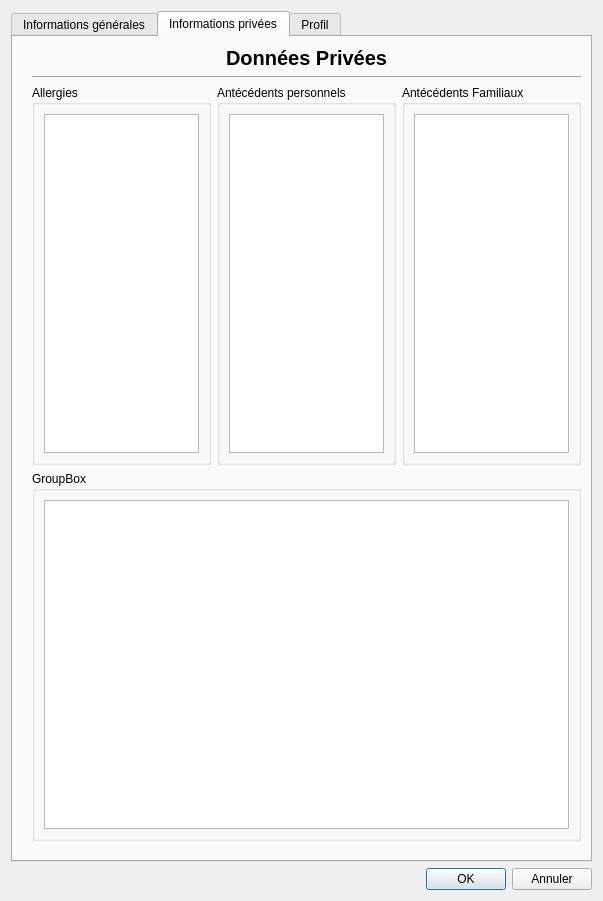
Qt form gui/infoprofilgui.ui (snake-92/carnetMedicalNumerique-V2) before a commit.
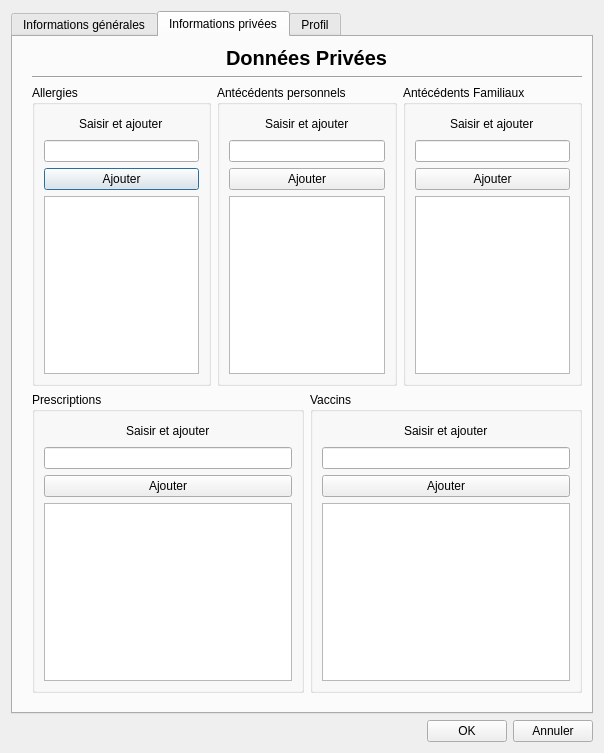
The same form after that commit.

Commit message: ajout des getter et setter dans ProfilPrive et amelioration des la prise de donnees privé sur l'interface

```diff
--- a/gui/infoprofilgui.ui
+++ b/gui/infoprofilgui.ui
@@ -6,8 +6,8 @@
    <rect>
     <x>0</x>
     <y>0</y>
-    <width>603</width>
-    <height>901</height>
+    <width>604</width>
+    <height>735</height>
    </rect>
   </property>
   <property name="windowTitle">
@@ -834,7 +834,65 @@
               <item>
                <layout class="QVBoxLayout" name="verticalLayout_18">
                 <item>
-                 <widget class="QPlainTextEdit" name="plainTextEdit"/>
+                 <layout class="QHBoxLayout" name="horizontalLayout_48">
+                  <property name="topMargin">
+                   <number>0</number>
+                  </property>
+                  <item>
+                   <spacer name="horizontalSpacer_25">
+                    <property name="orientation">
+                     <enum>Qt::Horizontal</enum>
+                    </property>
+                    <property name="sizeHint" stdset="0">
+                     <size>
+                      <width>40</width>
+                      <height>20</height>
+                     </size>
+                    </property>
+                   </spacer>
+                  </item>
+                  <item>
+                   <widget class="QLabel" name="label_17">
+                    <property name="text">
+                     <string>Saisir et ajouter</string>
+                    </property>
+                   </widget>
+                  </item>
+                  <item>
+                   <spacer name="horizontalSpacer_24">
+                    <property name="orientation">
+                     <enum>Qt::Horizontal</enum>
+                    </property>
+                    <property name="sizeHint" stdset="0">
+                     <size>
+                      <width>40</width>
+                      <height>20</height>
+                     </size>
+                    </property>
+                   </spacer>
+                  </item>
+                 </layout>
+                </item>
+                <item>
+                 <layout class="QHBoxLayout" name="horizontalLayout_42">
+                  <item>
+                   <widget class="QLineEdit" name="lineEdit_allergie"/>
+                  </item>
+                 </layout>
+                </item>
+                <item>
+                 <widget class="QPushButton" name="pushButton_allergie">
+                  <property name="text">
+                   <string>Ajouter</string>
+                  </property>
+                 </widget>
+                </item>
+                <item>
+                 <layout class="QHBoxLayout" name="horizontalLayout_43">
+                  <item>
+                   <widget class="QListView" name="listView_allergie"/>
+                  </item>
+                 </layout>
                 </item>
                </layout>
               </item>
@@ -850,7 +908,65 @@
               <item>
                <layout class="QVBoxLayout" name="verticalLayout_19">
                 <item>
-                 <widget class="QPlainTextEdit" name="plainTextEdit_2"/>
+                 <layout class="QHBoxLayout" name="horizontalLayout_49">
+                  <property name="topMargin">
+                   <number>0</number>
+                  </property>
+                  <item>
+                   <spacer name="horizontalSpacer_26">
+                    <property name="orientation">
+                     <enum>Qt::Horizontal</enum>
+                    </property>
+                    <property name="sizeHint" stdset="0">
+                     <size>
+                      <width>40</width>
+                      <height>20</height>
+                     </size>
+                    </property>
+                   </spacer>
+                  </item>
+                  <item>
+                   <widget class="QLabel" name="label_18">
+                    <property name="text">
+                     <string>Saisir et ajouter</string>
+                    </property>
+                   </widget>
+                  </item>
+                  <item>
+                   <spacer name="horizontalSpacer_27">
+                    <property name="orientation">
+                     <enum>Qt::Horizontal</enum>
+                    </property>
+                    <property name="sizeHint" stdset="0">
+                     <size>
+                      <width>40</width>
+                      <height>20</height>
+                     </size>
+                    </property>
+                   </spacer>
+                  </item>
+                 </layout>
+                </item>
+                <item>
+                 <layout class="QHBoxLayout" name="horizontalLayout_44">
+                  <item>
+                   <widget class="QLineEdit" name="lineEdit_antPerso"/>
+                  </item>
+                 </layout>
+                </item>
+                <item>
+                 <widget class="QPushButton" name="pushButton_AntecedentPerso">
+                  <property name="text">
+                   <string>Ajouter</string>
+                  </property>
+                 </widget>
+                </item>
+                <item>
+                 <layout class="QHBoxLayout" name="horizontalLayout_45">
+                  <item>
+                   <widget class="QListView" name="listView_antPerso"/>
+                  </item>
+                 </layout>
                 </item>
                </layout>
               </item>
@@ -866,7 +982,65 @@
               <item>
                <layout class="QVBoxLayout" name="verticalLayout_20">
                 <item>
-                 <widget class="QPlainTextEdit" name="plainTextEdit_3"/>
+                 <layout class="QHBoxLayout" name="horizontalLayout_50">
+                  <property name="topMargin">
+                   <number>0</number>
+                  </property>
+                  <item>
+                   <spacer name="horizontalSpacer_28">
+                    <property name="orientation">
+                     <enum>Qt::Horizontal</enum>
+                    </property>
+                    <property name="sizeHint" stdset="0">
+                     <size>
+                      <width>40</width>
+                      <height>20</height>
+                     </size>
+                    </property>
+                   </spacer>
+                  </item>
+                  <item>
+                   <widget class="QLabel" name="label_19">
+                    <property name="text">
+                     <string>Saisir et ajouter</string>
+                    </property>
+                   </widget>
+                  </item>
+                  <item>
+                   <spacer name="horizontalSpacer_29">
+                    <property name="orientation">
+                     <enum>Qt::Horizontal</enum>
+                    </property>
+                    <property name="sizeHint" stdset="0">
+                     <size>
+                      <width>40</width>
+                      <height>20</height>
+                     </size>
+                    </property>
+                   </spacer>
+                  </item>
+                 </layout>
+                </item>
+                <item>
+                 <layout class="QHBoxLayout" name="horizontalLayout_46">
+                  <item>
+                   <widget class="QLineEdit" name="lineEdit_AntFamil"/>
+                  </item>
+                 </layout>
+                </item>
+                <item>
+                 <widget class="QPushButton" name="pushButton_AntecedentFamil">
+                  <property name="text">
+                   <string>Ajouter</string>
+                  </property>
+                 </widget>
+                </item>
+                <item>
+                 <layout class="QHBoxLayout" name="horizontalLayout_47">
+                  <item>
+                   <widget class="QListView" name="listView_antFamil"/>
+                  </item>
+                 </layout>
                 </item>
                </layout>
               </item>
@@ -883,13 +1057,145 @@
            <item>
             <widget class="QGroupBox" name="groupBox_15">
              <property name="title">
-              <string>GroupBox</string>
+              <string>Prescriptions</string>
              </property>
              <layout class="QVBoxLayout" name="verticalLayout_16">
               <item>
-               <layout class="QHBoxLayout" name="horizontalLayout_40">
+               <layout class="QVBoxLayout" name="verticalLayout_30">
                 <item>
-                 <widget class="QTextEdit" name="textEdit"/>
+                 <layout class="QHBoxLayout" name="horizontalLayout_51">
+                  <property name="topMargin">
+                   <number>0</number>
+                  </property>
+                  <item>
+                   <spacer name="horizontalSpacer_30">
+                    <property name="orientation">
+                     <enum>Qt::Horizontal</enum>
+                    </property>
+                    <property name="sizeHint" stdset="0">
+                     <size>
+                      <width>40</width>
+                      <height>20</height>
+                     </size>
+                    </property>
+                   </spacer>
+                  </item>
+                  <item>
+                   <widget class="QLabel" name="label_20">
+                    <property name="text">
+                     <string>Saisir et ajouter</string>
+                    </property>
+                   </widget>
+                  </item>
+                  <item>
+                   <spacer name="horizontalSpacer_31">
+                    <property name="orientation">
+                     <enum>Qt::Horizontal</enum>
+                    </property>
+                    <property name="sizeHint" stdset="0">
+                     <size>
+                      <width>40</width>
+                      <height>20</height>
+                     </size>
+                    </property>
+                   </spacer>
+                  </item>
+                 </layout>
+                </item>
+                <item>
+                 <layout class="QHBoxLayout" name="horizontalLayout_52">
+                  <item>
+                   <widget class="QLineEdit" name="lineEdit_prescrip"/>
+                  </item>
+                 </layout>
+                </item>
+                <item>
+                 <widget class="QPushButton" name="pushButton_prescri">
+                  <property name="text">
+                   <string>Ajouter</string>
+                  </property>
+                 </widget>
+                </item>
+                <item>
+                 <layout class="QHBoxLayout" name="horizontalLayout_53">
+                  <item>
+                   <widget class="QListView" name="listView_prescrip"/>
+                  </item>
+                 </layout>
+                </item>
+               </layout>
+              </item>
+             </layout>
+            </widget>
+           </item>
+           <item>
+            <widget class="QGroupBox" name="groupBox_19">
+             <property name="title">
+              <string>Vaccins</string>
+             </property>
+             <layout class="QVBoxLayout" name="verticalLayout_31">
+              <item>
+               <layout class="QVBoxLayout" name="verticalLayout_32">
+                <item>
+                 <layout class="QHBoxLayout" name="horizontalLayout_54">
+                  <property name="topMargin">
+                   <number>0</number>
+                  </property>
+                  <item>
+                   <spacer name="horizontalSpacer_32">
+                    <property name="orientation">
+                     <enum>Qt::Horizontal</enum>
+                    </property>
+                    <property name="sizeHint" stdset="0">
+                     <size>
+                      <width>40</width>
+                      <height>20</height>
+                     </size>
+                    </property>
+                   </spacer>
+                  </item>
+                  <item>
+                   <widget class="QLabel" name="label_21">
+                    <property name="text">
+                     <string>Saisir et ajouter</string>
+                    </property>
+                   </widget>
+                  </item>
+                  <item>
+                   <spacer name="horizontalSpacer_33">
+                    <property name="orientation">
+                     <enum>Qt::Horizontal</enum>
+                    </property>
+                    <property name="sizeHint" stdset="0">
+                     <size>
+                      <width>40</width>
+                      <height>20</height>
+                     </size>
+                    </property>
+                   </spacer>
+                  </item>
+                 </layout>
+                </item>
+                <item>
+                 <layout class="QHBoxLayout" name="horizontalLayout_55">
+                  <item>
+                   <widget class="QLineEdit" name="lineEdit_vaccin"/>
+                  </item>
+                 </layout>
+                </item>
+                <item>
+                 <widget class="QPushButton" name="pushButton_vaccin">
+                  <property name="text">
+                   <string>Ajouter</string>
+                  </property>
+                 </widget>
+                </item>
+                <item>
+                 <layout class="QHBoxLayout" name="horizontalLayout_56">
+                  <item>
+                   <widget class="QListView" name="listView_vaccin"/>
+                  </item>
+                 </layout>
                 </item>
                </layout>
               </item>
```
Left out of the diff: 4 changed lines with no effect on the pictures. The commit also changes 2 other files.
